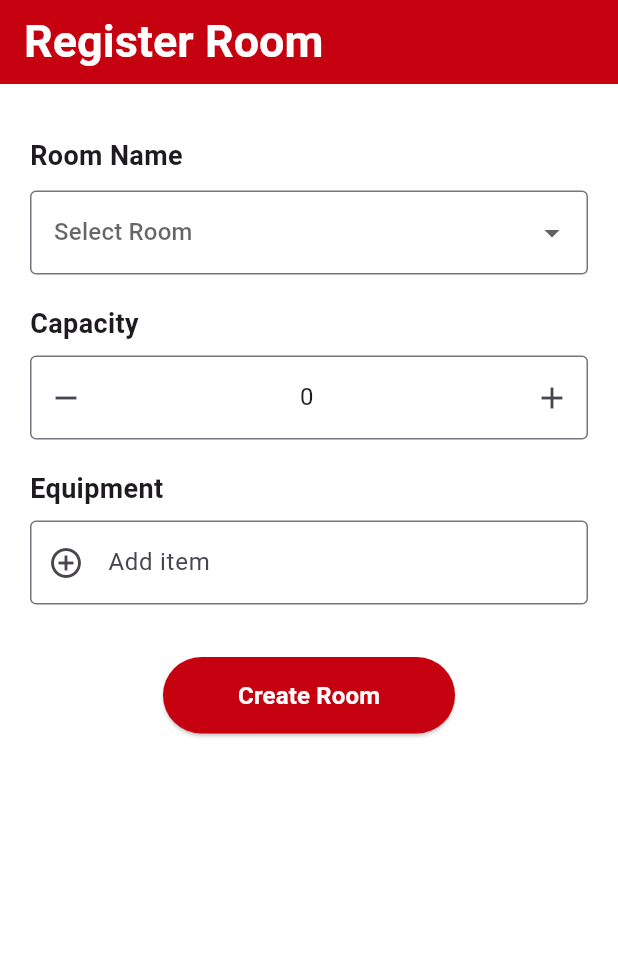
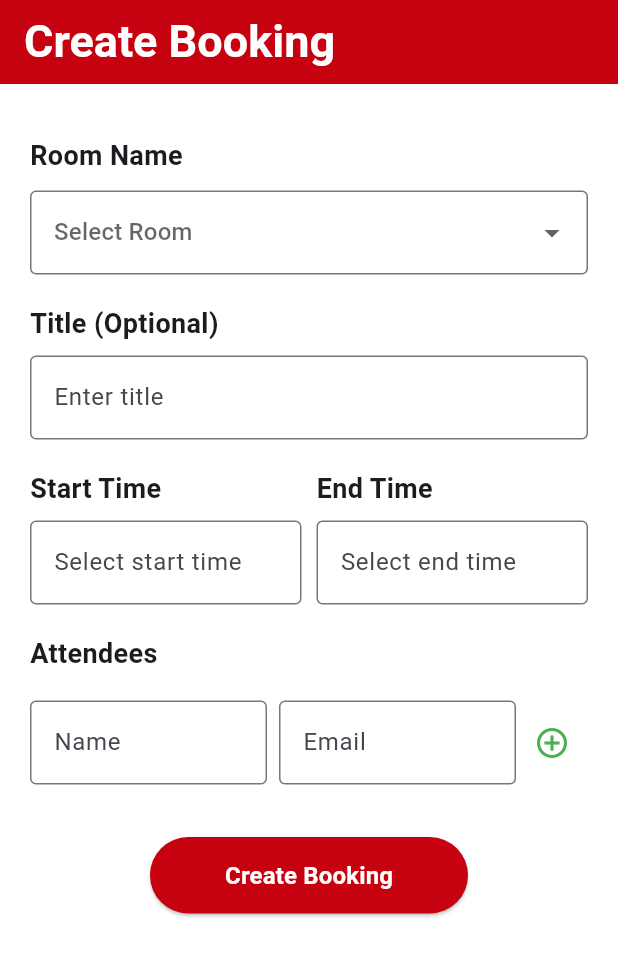
Before and after one commit to Ghamani121/Room_Management_System, a Flutter app: the screen it shows after launch, on a phone screen of 412 x 824 dp. Shown: the top 956 px of the screen. Run offline on Flutter 3.47's test engine with Material 3 defaults, Android fonts, the phone set to English and light mode, and no system bars.

Commit message:
created the ui for booking room

```diff
--- /dev/null
+++ b/frontend/lib/features/bookings/bookings.model.dart
@@ -0,0 +1,108 @@
+import 'dart:convert';
+
+class Attendee {
+  final String name;
+  final String email;
+
+  Attendee({required this.name, required this.email});
+
+  factory Attendee.fromJson(Map<String, dynamic> json) =>
+      Attendee(name: json['name'], email: json['email']);
+
+  Map<String, dynamic> toJson() => {'name': name, 'email': email};
+}
+
+class Booking {
+  final String? id;            // Auto-generated by backend
+  final String roomId;         // Required
+  final String? userId;        // From auth token
+  final String? title;         // Optional
+  final DateTime startTime;    // Required
+  final DateTime endTime;      // Required
+  final String? status;        // Optional, backend defaults to confirmed
+  final List<Attendee>? attendees; // Optional
+  final DateTime? createdAt;   // Auto-generated
+  final DateTime? updatedAt;   // Auto-generated
+
+  Booking({
+    this.id,
+    required this.roomId,
+    this.userId,
+    this.title,
+    required this.startTime,
+    required this.endTime,
+    this.status,
+    this.attendees,
+    this.createdAt,
+    this.updatedAt,
+  });
+
+  /// Factory for backend response
+  factory Booking.fromJson(Map<String, dynamic> json) => Booking(
+        id: json['_id'] as String?,
+        roomId: json['roomId'] as String,
+        userId: json['userId'] as String?,
+        title: json['title'] as String?,
+        startTime: DateTime.parse(json['startTime'] as String),
+        endTime: DateTime.parse(json['endTime'] as String),
+        status: json['status'] as String?,
+        attendees: (json['attendees'] as List<dynamic>?)
+            ?.map((a) => Attendee.fromJson(a))
+            .toList(),
+        createdAt: json['createdAt'] != null
+            ? DateTime.parse(json['createdAt'] as String)
+            : null,
+        updatedAt: json['updatedAt'] != null
+            ? DateTime.parse(json['updatedAt'] as String)
+            : null,
+      );
+
+  /// To JSON for API request
+  Map<String, dynamic> toJson() => {
+        'roomId': roomId,
+        if (title != null) 'title': title,
+        'startTime': startTime.toIso8601String(),
+        'endTime': endTime.toIso8601String(),
+        if (status != null) 'status': status,
+        if (attendees != null)
+          'attendees': attendees!.map((a) => a.toJson()).toList(),
+      };
+
+  /// copyWith creates a new object for frontend, doesn't affect backend
+  Booking copyWith({
+    String? id,
+    String? roomId,
+    String? userId,
+    String? title,
+    DateTime? startTime,
+    DateTime? endTime,
+    String? status,
+    List<Attendee>? attendees,
+    DateTime? createdAt,
+    DateTime? updatedAt,
+  }) {
+    return Booking(
+      id: id ?? this.id,
+      roomId: roomId ?? this.roomId,
+      userId: userId ?? this.userId,
+      title: title ?? this.title,
+      startTime: startTime ?? this.startTime,
+      endTime: endTime ?? this.endTime,
+      status: status ?? this.status,
+      attendees: attendees ?? this.attendees,
+      createdAt: createdAt ?? this.createdAt,
+      updatedAt: updatedAt ?? this.updatedAt,
+    );
+  }
+
+  /// Encode list of bookings
+  static String encodeList(List<Booking> bookings) => json.encode(
+        bookings.map((b) => b.toJson()).toList(),
+      );
+
+  /// Decode list of bookings
+  static List<Booking> decodeList(String bookings) =>
+      (json.decode(bookings) as List<dynamic>)
+          .map((b) => Booking.fromJson(b))
+          .toList();
+}
--- /dev/null
+++ b/frontend/lib/features/bookings/views/book_room.view.dart
@@ -0,0 +1,331 @@
+import 'package:flutter/material.dart';
+
+class BookRoomView extends StatefulWidget {
+  const BookRoomView({super.key});
+
+  @override
+  State<BookRoomView> createState() => _BookRoomViewState();
+}
+
+class _BookRoomViewState extends State<BookRoomView> {
+  String? selectedRoom;
+  final TextEditingController _titleController = TextEditingController();
+  DateTime? startTime;
+  DateTime? endTime;
+
+  final List<Map<String, String>> attendees = [];
+  final TextEditingController _attendeeNameController = TextEditingController();
+  final TextEditingController _attendeeEmailController = TextEditingController();
+
+  @override
+  void dispose() {
+    _titleController.dispose();
+    _attendeeNameController.dispose();
+    _attendeeEmailController.dispose();
+    super.dispose();
+  }
+
+  void _resetForm() {
+    setState(() {
+      selectedRoom = null;
+      _titleController.clear();
+      startTime = null;
+      endTime = null;
+      attendees.clear();
+      _attendeeNameController.clear();
+      _attendeeEmailController.clear();
+    });
+  }
+
+  Future<void> _pickStartTime() async {
+    final DateTime? date = await showDatePicker(
+      context: context,
+      initialDate: startTime ?? DateTime.now(),
+      firstDate: DateTime.now(),
+      lastDate: DateTime(2100),
+    );
+    if (date == null) return;
+
+    final TimeOfDay? time = await showTimePicker(
+      context: context,
+      initialTime: startTime != null
+          ? TimeOfDay.fromDateTime(startTime!)
+          : TimeOfDay.now(),
+    );
+    if (time == null) return;
+
+    setState(() {
+      startTime = DateTime(date.year, date.month, date.day, time.hour, time.minute);
+    });
+  }
+
+  Future<void> _pickEndTime() async {
+    final DateTime? date = await showDatePicker(
+      context: context,
+      initialDate: endTime ?? DateTime.now(),
+      firstDate: DateTime.now(),
+      lastDate: DateTime(2100),
+    );
+    if (date == null) return;
+
+    final TimeOfDay? time = await showTimePicker(
+      context: context,
+      initialTime: endTime != null
+          ? TimeOfDay.fromDateTime(endTime!)
+          : TimeOfDay.now(),
+    );
+    if (time == null) return;
+
+    setState(() {
+      endTime = DateTime(date.year, date.month, date.day, time.hour, time.minute);
+    });
+  }
+
+  void _addAttendee() {
+    final name = _attendeeNameController.text.trim();
+    final email = _attendeeEmailController.text.trim();
+    if (name.isNotEmpty && email.isNotEmpty) {
+      setState(() {
+        attendees.add({'name': name, 'email': email});
+        _attendeeNameController.clear();
+        _attendeeEmailController.clear();
+      });
+    }
+  }
+
+  void _removeAttendee(int index) {
+    setState(() {
+      attendees.removeAt(index);
+    });
+  }
+
+  @override
+  Widget build(BuildContext context) {
+    return Scaffold(
+      backgroundColor: Colors.white,
+      appBar: AppBar(
+        title: const Text(
+          "Create Booking",
+          style: TextStyle(fontSize: 30, fontWeight: FontWeight.bold, color: Colors.white),
+        ),
+        backgroundColor: const Color(0xFFC60210),
+      ),
+      body: SafeArea(
+        child: SingleChildScrollView(
+          padding: const EdgeInsets.all(20.0),
+          child: Center(
+            child: ConstrainedBox(
+              constraints: const BoxConstraints(maxWidth: 600),
+              child: Column(
+                crossAxisAlignment: CrossAxisAlignment.start,
+                children: [
+                  const SizedBox(height: 15),
+                  _buildRoomDropdown(),
+                  const SizedBox(height: 20),
+                  _buildTitleField(),
+                  const SizedBox(height: 20),
+                  _buildStartEndTimeRow(),
+                  const SizedBox(height: 20),
+                  _buildAttendeesSection(),
+                  const SizedBox(height: 35),
+                  _buildCreateBookingButton(),
+                ],
+              ),
+            ),
+          ),
+        ),
+      ),
+    );
+  }
+
+  Widget _buildRoomDropdown() {
+    return Column(
+      crossAxisAlignment: CrossAxisAlignment.start,
+      children: [
+        const Text("Room Name", style: TextStyle(fontSize: 18, fontWeight: FontWeight.bold)),
+        const SizedBox(height: 10),
+        DropdownButtonFormField<String>(
+          value: selectedRoom,
+          isExpanded: true,
+          decoration: const InputDecoration(border: OutlineInputBorder()),
+          hint: const Text("Select Room"),
+          items: const [
+            DropdownMenuItem(value: "room1_id", child: Text("Bhishma")),
+            DropdownMenuItem(value: "room2_id", child: Text("Ajeya")),
+          ],
+          onChanged: (value) => setState(() => selectedRoom = value),
+        ),
+      ],
+    );
+  }
+
+  Widget _buildTitleField() {
+    return Column(
+      crossAxisAlignment: CrossAxisAlignment.start,
+      children: [
+        const Text("Title (Optional)", style: TextStyle(fontSize: 18, fontWeight: FontWeight.bold)),
+        const SizedBox(height: 8),
+        TextFormField(
+          controller: _titleController,
+          decoration: const InputDecoration(
+            border: OutlineInputBorder(),
+            hintText: "Enter title",
+          ),
+        ),
+      ],
+    );
+  }
+
+  Widget _buildStartEndTimeRow() {
+    return Row(
+      children: [
+        Expanded(
+          child: Column(
+            crossAxisAlignment: CrossAxisAlignment.start,
+            children: [
+              const Text("Start Time", style: TextStyle(fontSize: 18, fontWeight: FontWeight.bold)),
+              const SizedBox(height: 8),
+              TextFormField(
+                readOnly: true,
+                decoration: InputDecoration(
+                  border: const OutlineInputBorder(),
+                  hintText: startTime != null
+                      ? startTime.toString()
+                      : "Select start time",
+                ),
+                onTap: _pickStartTime,
+              ),
+            ],
+          ),
+        ),
+        const SizedBox(width: 10),
+        Expanded(
+          child: Column(
+            crossAxisAlignment: CrossAxisAlignment.start,
+            children: [
+              const Text("End Time", style: TextStyle(fontSize: 18, fontWeight: FontWeight.bold)),
+              const SizedBox(height: 8),
+              TextFormField(
+                readOnly: true,
+                decoration: InputDecoration(
+                  border: const OutlineInputBorder(),
+                  hintText: endTime != null ? endTime.toString() : "Select end time",
+                ),
+                onTap: _pickEndTime,
+              ),
+            ],
+          ),
+        ),
+      ],
+    );
+  }
+
+  Widget _buildAttendeesSection() {
+    return Column(
+      crossAxisAlignment: CrossAxisAlignment.start,
+      children: [
+        const Text("Attendees", style: TextStyle(fontSize: 18, fontWeight: FontWeight.bold)),
+        const SizedBox(height: 8),
+
+        if (attendees.isNotEmpty)
+          Column(
+            children: List.generate(attendees.length, (index) {
+              final attendee = attendees[index];
+              return Padding(
+                padding: const EdgeInsets.symmetric(vertical: 6),
+                child: Row(
+                  children: [
+                    Expanded(
+                      child: TextFormField(
+                        readOnly: true,
+                        initialValue: attendee['name'],
+                        decoration: InputDecoration(
+                          border: const OutlineInputBorder(),
+                          filled: true,
+                          fillColor: Colors.grey[50],
+                          hintText: "Name",
+                        ),
+                      ),
+                    ),
+                    const SizedBox(width: 8),
+                    Expanded(
+                      child: TextFormField(
+                        readOnly: true,
+                        initialValue: attendee['email'],
+                        decoration: InputDecoration(
+                          border: const OutlineInputBorder(),
+                          filled: true,
+                          fillColor: Colors.grey[50],
+                          hintText: "Email",
+                        ),
+                      ),
+                    ),
+                    IconButton(
+                      icon: const Icon(Icons.close, color: Colors.grey),
+                      onPressed: () => _removeAttendee(index),
+                    ),
+                  ],
+                ),
+              );
+            }),
+          ),
+
+        const SizedBox(height: 10),
+        Row(
+          children: [
+            Expanded(
+              child: TextFormField(
+                controller: _attendeeNameController,
+                decoration: const InputDecoration(
+                  border: OutlineInputBorder(),
+                  hintText: "Name",
+                ),
+              ),
+            ),
+            const SizedBox(width: 8),
+            Expanded(
+              child: TextFormField(
+                controller: _attendeeEmailController,
+                decoration: const InputDecoration(
+                  border: OutlineInputBorder(),
+                  hintText: "Email",
+                ),
+              ),
+            ),
+            IconButton(
+              icon: const Icon(Icons.add_circle_outline, color: Colors.green),
+              onPressed: _addAttendee,
+            ),
+          ],
+        ),
+      ],
+    );
+  }
+
+  Widget _buildCreateBookingButton() {
+    return Center(
+      child: ElevatedButton(
+        style: ElevatedButton.styleFrom(
+          backgroundColor: const Color(0xFFC60210),
+          padding: const EdgeInsets.symmetric(horizontal: 50, vertical: 14),
+          shape: RoundedRectangleBorder(
+            borderRadius: BorderRadius.circular(30),
+          ),
+        ),
+        onPressed: () {
+          print("Booking Data:");
+          print({
+            'roomId': selectedRoom,
+            'title': _titleController.text,
+            'startTime': startTime,
+            'endTime': endTime,
+            'attendees': attendees,
+          });
+          _resetForm();
+        },
+        child: const Text("Create Booking",
+            style: TextStyle(fontSize: 16, fontWeight: FontWeight.bold, color: Colors.white)),
+      ),
+    );
+  }
+}
--- a/frontend/lib/features/rooms/rooms.model.dart
+++ b/frontend/lib/features/rooms/rooms.model.dart
@@ -1,30 +1,40 @@
 class Room {
-  final String name;
+  final String? id; // MongoDB _id
+  final String name; // 'Board Room' | 'Conference Room'
   final int capacity;
   final List<String> equipment;
+  final DateTime? createdAt; // auto-generated by backend
+  final DateTime? updatedAt; // auto-generated by backend
 
   Room({
+    this.id,
     required this.name,
     required this.capacity,
     required this.equipment,
+    this.createdAt,
+    this.updatedAt,
   });
 
-//from json for fetching from api
-  factory Room.fromJson(Map<String, dynamic> json)
-  {
+  /// Create Room from backend JSON
+  factory Room.fromJson(Map<String, dynamic> json) {
     return Room(
-      name: json['name'] as String,
-      capacity: json['capacity'] as int,
+      id: json['_id'] ?? '',
+      name: json['name'] ?? '',
+      capacity: json['capacity'] ?? 0,
       equipment: List<String>.from(json['equipment'] ?? []),
+      createdAt: json['createdAt'] != null ? DateTime.parse(json['createdAt']) : null,
+      updatedAt: json['updatedAt'] != null ? DateTime.parse(json['updatedAt']) : null,
     );
   }
 
-//to json for sending api
+  /// Convert Room to JSON (for sending requests to backend)
   Map<String, dynamic> toJson() {
     return {
+      '_id': id,
       'name': name,
       'capacity': capacity,
       'equipment': equipment,
+      // createdAt & updatedAt are generated in backend, not required in requests
     };
   }
 }
--- a/frontend/lib/features/rooms/views/register_room_view.dart
+++ b/frontend/lib/features/rooms/views/register_room.view.dart
@@ -1,6 +1,6 @@
 import 'package:flutter/material.dart';
 import '../rooms.model.dart';
-import '../viewmodels/register_room_viewmodel.dart';
+import '../viewmodels/register_room.viewmodel.dart';
 
 class RegisterRoomView extends StatefulWidget {
   const RegisterRoomView({super.key});
@@ -38,8 +38,11 @@ class _RegisterRoomViewState extends State<RegisterRoomView> {
         backgroundColor: const Color(0xFFC60210),
       ),
       body: SafeArea(
-        child: Padding(
+        child: SingleChildScrollView(
           padding: const EdgeInsets.all(20.0),
+          child: Center(
+            child: ConstrainedBox(
+              constraints: const BoxConstraints(maxWidth: 600),
               child: Form(
                 key: vm.formKey,
                 child: Column(
@@ -54,6 +57,8 @@ class _RegisterRoomViewState extends State<RegisterRoomView> {
                     const SizedBox(height: 35),
                     _buildCreateRoomButton(),
                   ],
+                ),
+              ),
             ),
           ),
         ),
--- a/frontend/lib/main.dart
+++ b/frontend/lib/main.dart
@@ -1,5 +1,6 @@
 import 'package:flutter/material.dart';
-import 'features/rooms/views/register_room_view.dart';
+import 'features/rooms/views/register_room.view.dart';
+import 'features/bookings/views/book_room.view.dart';
 
 // entry point of flutter application
 //every flutter app starts from main funciton
@@ -22,7 +23,8 @@ class MyApp extends StatelessWidget {
       theme: ThemeData(
         primarySwatch: Colors.red,
       ),
-      home: const RegisterRoomView(),
+      // home: const RegisterRoomView(),
+      home:const BookRoomView(),
     );
   }
 }
```
Also changed, not shown: frontend/lib/features/bookings/bookings.service.dart (added), frontend/lib/features/bookings/viewmodels/book_room.viewmodel.dart (added), frontend/lib/features/rooms/viewmodels/register_room.viewmodel.dart (renamed from frontend/lib/features/rooms/viewmodels/register_room_viewmodel.dart). Lines whose indentation alone changed are shown as unchanged.
